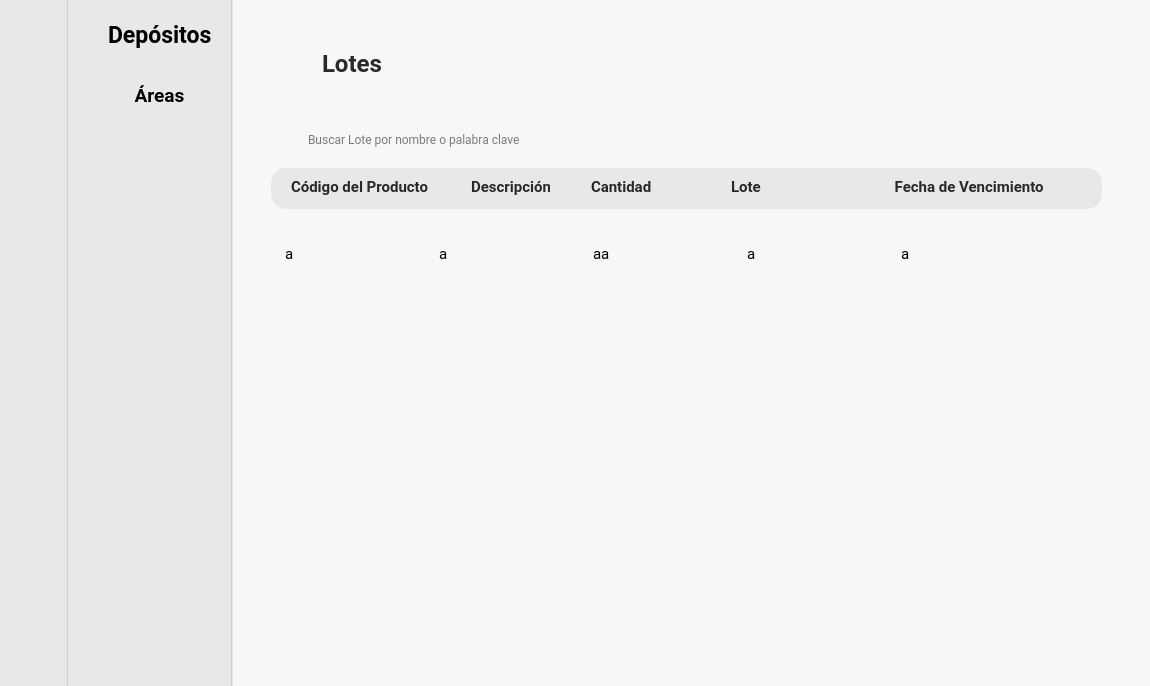
The window that Interfaces/main/mordern.ui (juanignaciocansillieri/Proyecto-Final) describes before a commit, drawn with Qt 5.
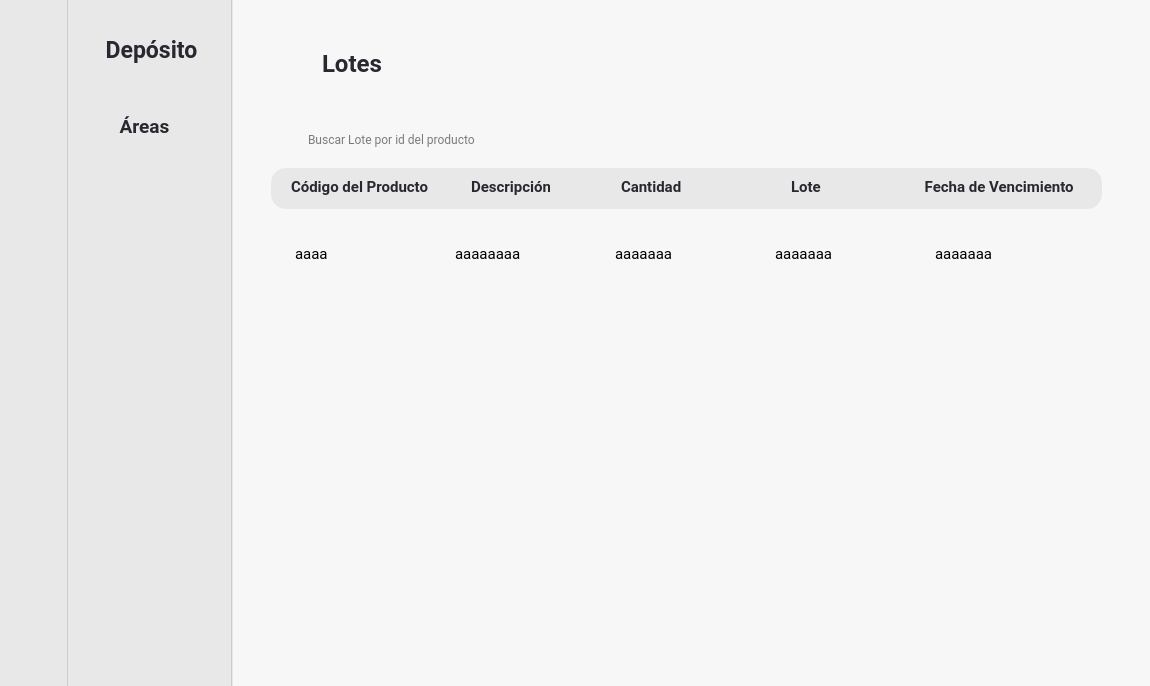
The same window after the commit. The open tabs and pages were chosen to show the change. Icons and pictures are not drawn.

The edit to the form file:
```diff
--- a/Interfaces/main/mordern.ui
+++ b/Interfaces/main/mordern.ui
@@ -706,27 +706,13 @@
                      <number>0</number>
                     </property>
                     <item>
-                     <widget class="QFrame" name="frame_5">
-                      <property name="frameShape">
-                       <enum>QFrame::StyledPanel</enum>
-                      </property>
-                      <property name="frameShadow">
-                       <enum>QFrame::Raised</enum>
-                      </property>
-                      <layout class="QVBoxLayout" name="verticalLayout_7">
-                       <item>
                         <widget class="QFrame" name="frame_13">
                          <property name="maximumSize">
                           <size>
-                           <width>16777215</width>
-                           <height>55</height>
-                          </size>
-                         </property>
-                         <property name="font">
-                          <font>
-                           <pointsize>11</pointsize>
-                          </font>
-                         </property>
+                        <width>200</width>
+                        <height>100</height>
+                       </size>
+                      </property>
                          <property name="frameShape">
                           <enum>QFrame::StyledPanel</enum>
                          </property>
@@ -736,12 +722,24 @@
                          <widget class="QLabel" name="label_2">
                           <property name="geometry">
                            <rect>
-                            <x>5</x>
-                            <y>10</y>
-                            <width>121</width>
-                            <height>31</height>
-                           </rect>
-                          </property>
+                         <x>7</x>
+                         <y>30</y>
+                         <width>128</width>
+                         <height>40</height>
+                        </rect>
+                       </property>
+                       <property name="minimumSize">
+                        <size>
+                         <width>128</width>
+                         <height>0</height>
+                        </size>
+                       </property>
+                       <property name="maximumSize">
+                        <size>
+                         <width>120</width>
+                         <height>40</height>
+                        </size>
+                       </property>
                           <property name="font">
                            <font>
                             <family>Roboto</family>
@@ -750,24 +748,31 @@
                             <bold>true</bold>
                            </font>
                           </property>
+                       <property name="styleSheet">
+                        <string notr="true">color: #282830 ;
+</string>
+                       </property>
                           <property name="text">
-                           <string>Depósitos</string>
+                        <string>Depósito</string>
+                       </property>
+                       <property name="alignment">
+                        <set>Qt::AlignCenter</set>
                           </property>
                          </widget>
                         </widget>
                        </item>
                        <item>
-                        <widget class="QLabel" name="label">
+                     <widget class="QLabel" name="label_12">
                          <property name="minimumSize">
                           <size>
-                           <width>0</width>
-                           <height>7</height>
+                        <width>128</width>
+                        <height>0</height>
                           </size>
                          </property>
                          <property name="maximumSize">
                           <size>
-                           <width>16777215</width>
-                           <height>50</height>
+                        <width>120</width>
+                        <height>40</height>
                           </size>
                          </property>
                          <property name="font">
@@ -778,6 +783,13 @@
                            <bold>true</bold>
                           </font>
                          </property>
+                      <property name="cursor">
+                       <cursorShape>PointingHandCursor</cursorShape>
+                      </property>
+                      <property name="styleSheet">
+                       <string notr="true">color: #282830 ;
+</string>
+                      </property>
                          <property name="text">
                           <string>Áreas</string>
                          </property>
@@ -794,16 +806,47 @@
                          <property name="frameShadow">
                           <enum>QFrame::Raised</enum>
                          </property>
-                        </widget>
-                       </item>
-                       <item>
-                        <widget class="QFrame" name="frame_31">
+                      <layout class="QVBoxLayout" name="verticalLayout_8">
+                       <property name="spacing">
+                        <number>0</number>
+                       </property>
+                       <property name="leftMargin">
+                        <number>0</number>
+                       </property>
+                       <property name="topMargin">
+                        <number>0</number>
+                       </property>
+                       <property name="rightMargin">
+                        <number>0</number>
+                       </property>
+                       <property name="bottomMargin">
+                        <number>0</number>
+                       </property>
+                       <item alignment="Qt::AlignTop">
+                        <widget class="QFrame" name="frame_5">
                          <property name="frameShape">
                           <enum>QFrame::StyledPanel</enum>
                          </property>
                          <property name="frameShadow">
                           <enum>QFrame::Raised</enum>
                          </property>
+                         <layout class="QVBoxLayout" name="verticalLayout_7">
+                          <property name="spacing">
+                           <number>0</number>
+                          </property>
+                          <property name="leftMargin">
+                           <number>0</number>
+                          </property>
+                          <property name="topMargin">
+                           <number>0</number>
+                          </property>
+                          <property name="rightMargin">
+                           <number>0</number>
+                          </property>
+                          <property name="bottomMargin">
+                           <number>0</number>
+                          </property>
+                         </layout>
                         </widget>
                        </item>
                       </layout>
@@ -2727,7 +2770,7 @@
                            <string/>
                           </property>
                           <property name="placeholderText">
-                           <string>Buscar Lote por nombre o palabra clave</string>
+                           <string>Buscar Lote por id del producto</string>
                           </property>
                          </widget>
                         </widget>
@@ -2773,9 +2816,9 @@
                       <widget class="QTableWidget" name="tableWidget_lotes">
                        <property name="geometry">
                         <rect>
-                         <x>40</x>
+                         <x>50</x>
                          <y>60</y>
-                         <width>821</width>
+                         <width>801</width>
                          <height>421</height>
                         </rect>
                        </property>
@@ -2825,7 +2868,7 @@
                         <bool>true</bool>
                        </attribute>
                        <attribute name="horizontalHeaderDefaultSectionSize">
-                        <number>154</number>
+                        <number>160</number>
                        </attribute>
                        <attribute name="horizontalHeaderShowSortIndicator" stdset="0">
                         <bool>true</bool>
@@ -2871,27 +2914,27 @@
                        </column>
                        <item row="0" column="0">
                         <property name="text">
-                         <string>a</string>
+                         <string>aaaa</string>
                         </property>
                        </item>
                        <item row="0" column="1">
                         <property name="text">
-                         <string>a</string>
+                         <string>aaaaaaaa</string>
                         </property>
                        </item>
                        <item row="0" column="2">
                         <property name="text">
-                         <string>aa</string>
+                         <string>aaaaaaa</string>
                         </property>
                        </item>
                        <item row="0" column="3">
                         <property name="text">
-                         <string>a</string>
+                         <string>aaaaaaa</string>
                         </property>
                        </item>
                        <item row="0" column="4">
                         <property name="text">
-                         <string>a</string>
+                         <string>aaaaaaa</string>
                         </property>
                        </item>
                       </widget>
@@ -2976,7 +3019,7 @@
                        <widget class="QLabel" name="label_43">
                         <property name="geometry">
                          <rect>
-                          <x>460</x>
+                          <x>520</x>
                           <y>10</y>
                           <width>132</width>
                           <height>18</height>
@@ -3002,7 +3045,7 @@
                        <widget class="QLabel" name="label_45">
                         <property name="geometry">
                          <rect>
-                          <x>620</x>
+                          <x>650</x>
                           <y>10</y>
                           <width>161</width>
                           <height>18</height>
@@ -3028,7 +3071,7 @@
                        <widget class="QLabel" name="label_46">
                         <property name="geometry">
                          <rect>
-                          <x>320</x>
+                          <x>350</x>
                           <y>10</y>
                           <width>61</width>
                           <height>18</height>
```
Left out of the diff: 4 changed lines with no effect on the pictures. Lines whose indentation alone changed are shown as unchanged.
